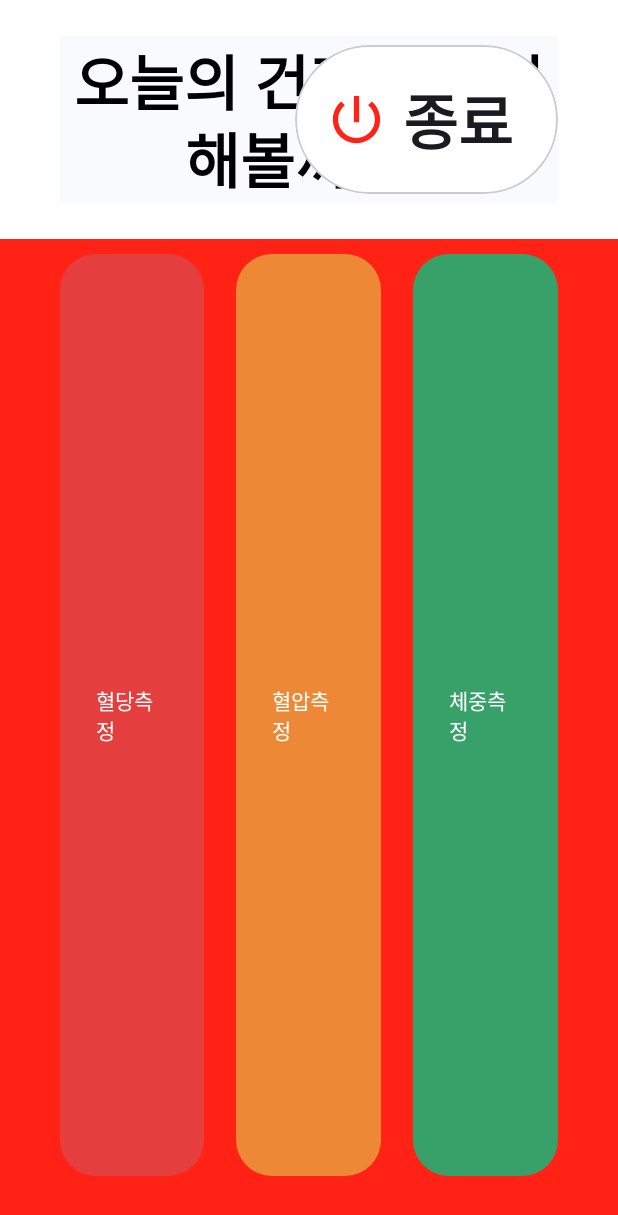
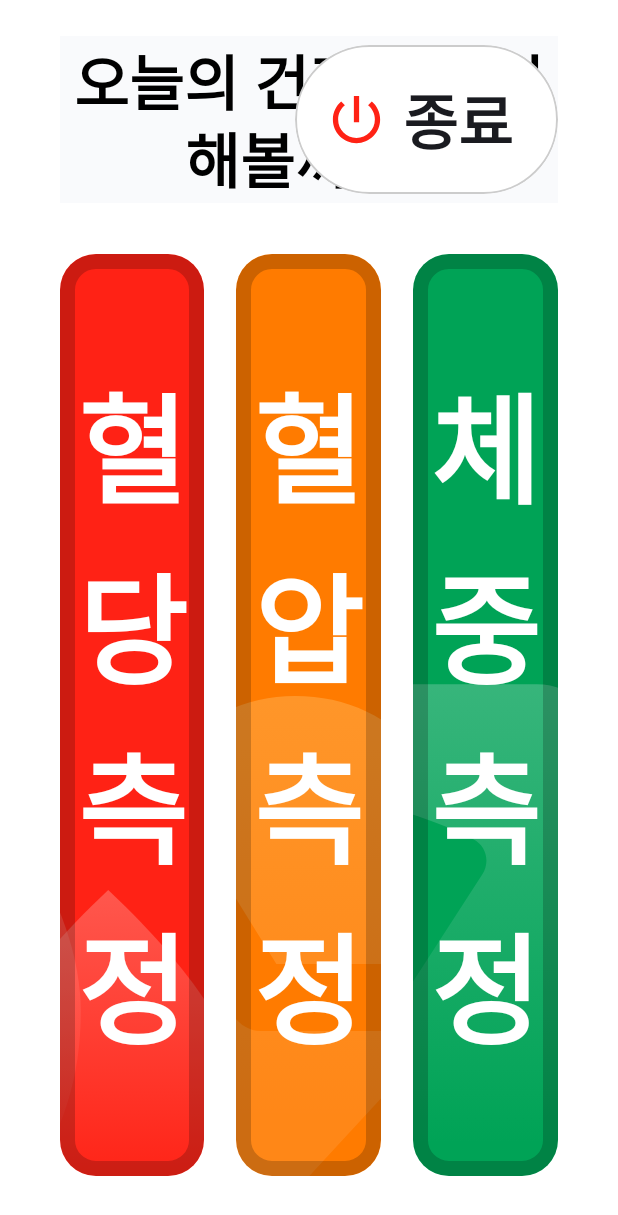
Before and after one commit to qkrtnfks128/MyApplication, an Android app built with Jetpack Compose: the @Preview function MainScreenPreview, on a phone screen of 412 x 824 dp. Shown: the top 1215 px of the screen. Run offline under Robolectric (Android 15) with nearby library versions, the phone set to English and light mode, and no system bars; Roboto replaces fonts that are not available here.

Commit message:
메인 페이지 ui

```diff
--- a/app/src/main/java/com/example/myapplication/manager/SelectedMeasurementStore.kt
+++ b/app/src/main/java/com/example/myapplication/manager/SelectedMeasurementStore.kt
@@ -1,6 +1,6 @@
 package com.example.myapplication.manager
 
-import com.example.myapplication.page.measurement.MeasurementType
+import com.example.myapplication.model.MeasurementType
 import kotlinx.coroutines.flow.MutableStateFlow
 import kotlinx.coroutines.flow.StateFlow
 import kotlinx.coroutines.flow.asStateFlow
--- /dev/null
+++ b/app/src/main/java/com/example/myapplication/model/MeasurementType.kt
@@ -0,0 +1,9 @@
+package com.example.myapplication.model
+
+enum class MeasurementType { BloodSugar, BloodPressure, Weight }
+
+fun MeasurementType.displayName(): String = when (this) {
+    MeasurementType.BloodSugar -> "혈당"
+    MeasurementType.BloodPressure -> "혈압"
+    MeasurementType.Weight -> "체중"
+}
--- a/app/src/main/java/com/example/myapplication/navigation/AppNavigation.kt
+++ b/app/src/main/java/com/example/myapplication/navigation/AppNavigation.kt
@@ -18,7 +18,7 @@ import com.example.myapplication.model.UserListResult
 // no nav arguments used; passing complex object via SavedStateHandle
 import com.example.myapplication.page.login.PhoneAuthScreen
 import com.example.myapplication.page.measurement.MeasurementScreen
-import com.example.myapplication.page.measurement.MeasurementType
+import com.example.myapplication.model.MeasurementType
 import com.example.myapplication.page.login.DetectingScreen
 
 
--- a/app/src/main/java/com/example/myapplication/page/MainScreen.kt
+++ b/app/src/main/java/com/example/myapplication/page/MainScreen.kt
@@ -11,6 +11,9 @@ import androidx.compose.runtime.LaunchedEffect
 import androidx.compose.ui.Alignment
 import androidx.compose.ui.Modifier
 import androidx.compose.ui.draw.clip
+import androidx.compose.ui.draw.paint
+import androidx.compose.ui.layout.ContentScale
+import androidx.compose.ui.res.painterResource
 import androidx.compose.ui.graphics.Color
 import androidx.compose.ui.text.font.Font
 import androidx.compose.ui.text.font.FontFamily
@@ -34,8 +37,13 @@ import com.example.myapplication.manager.SelectedMeasurementStore
 import com.example.myapplication.manager.SelectedOrgStore
 import com.example.myapplication.manager.SelectedUserStore
 import com.example.myapplication.navigation.LocalAppNavController
-import com.example.myapplication.page.measurement.MeasurementType
+import com.example.myapplication.model.MeasurementType
+import com.example.myapplication.model.displayName
 import com.example.myapplication.utils.LogManager
+import androidx.compose.foundation.border
+import androidx.compose.foundation.layout.PaddingValues
+import com.example.myapplication.ui.theme.Stroke
+import com.example.myapplication.ui.theme.b1
 
 
 // MainScreen은 메인 화면으로, 혈당, 혈압, 체중 측정 버튼을 포함합니다.
@@ -107,7 +115,7 @@ fun MainScreen(navController: NavController) {
 
         Row(
             modifier = Modifier
-                .fillMaxWidth().fillMaxHeight().background(CustomColor.red)
+                .fillMaxWidth().fillMaxHeight()
                 .padding(start = 40.dp, top = 10.dp, end = 40.dp, bottom = 40.dp),
             horizontalArrangement = Arrangement.spacedBy(21.dp)
         ) {
@@ -139,22 +147,42 @@ fun MeasurementButton(
     navController: NavController,
     modifier: Modifier = Modifier
 ) {
-    val (title: String, backgroundColor: Color) = when (type) {
-        MeasurementType.BloodSugar -> "혈당" to Color(0xFFE53E3E)
-        MeasurementType.BloodPressure -> "혈압" to Color(0xFFED8936)
-        MeasurementType.Weight -> "체중" to Color(0xFF38A169)
+    val title: String = type.displayName()
+
+
+    val shape = RoundedCornerShape(24.dp)
+    val bgPainter = when (type) {
+        MeasurementType.BloodSugar -> painterResource(R.drawable.blood_sugar)
+        MeasurementType.BloodPressure -> painterResource(R.drawable.blood_pressure)
+        MeasurementType.Weight -> painterResource(R.drawable.weight)
     }
 
     Button(
         onClick = {
             LogManager.userAction(MAIN_SCREEN_TAG, "$title 측정 버튼 클릭")
-            navigateToMeasurement(navController, type)
+
+            // 혈당 측정일 때 다이얼로그로 측정시기(식전/식후) 선택, 아니면 기존 플로우
+            if (type == MeasurementType.BloodSugar) {
+
+            }else{
+
+                navigateToMeasurement(navController, type)
+            }
         },
-        modifier = modifier.fillMaxHeight(),
-        colors = ButtonDefaults.buttonColors(containerColor = backgroundColor),
-        shape = RoundedCornerShape(24.dp)
+		modifier = modifier
+			.fillMaxHeight()
+			.clip(shape)
+			.paint(bgPainter, contentScale = ContentScale.Crop)
+			.border(10.dp, Stroke.black20, shape),
+        colors = ButtonDefaults.buttonColors(containerColor = Color.Transparent),
+        shape = shape,
+        contentPadding = PaddingValues(0.dp)
     ) {
-        Text(text = title+"측정",style=MaterialTheme.typography.b1,color=CustomColor.white)
+        Text(
+            text = "$title\n측정",
+            style = MaterialTheme.typography.b1,
+            color = CustomColor.white
+        )
     }
 }
 
--- a/app/src/main/java/com/example/myapplication/page/measurement/MeasuermentScreen.kt
+++ b/app/src/main/java/com/example/myapplication/page/measurement/MeasuermentScreen.kt
@@ -23,8 +23,8 @@ import com.example.myapplication.components.LeftButtonType
 import com.example.myapplication.manager.SelectedUserStore
 import com.example.myapplication.navigation.LocalAppNavController
 import com.example.myapplication.ui.theme.MyApplicationTheme
-
-enum class MeasurementType { BloodSugar, BloodPressure, Weight }
+import com.example.myapplication.model.MeasurementType
+import com.example.myapplication.model.displayName
 
 @Composable
 fun MeasurementScreen(
@@ -47,12 +47,6 @@ fun MeasurementScreen(
 
         Spacer(modifier = Modifier.height(12.dp))
 
-        val title: String = when (type) {
-            MeasurementType.BloodSugar -> "혈당측정을\n시작해보세요!"
-            MeasurementType.BloodPressure -> "혈압측정을\n시작해보세요!"
-            MeasurementType.Weight -> "체중측정을\n시작해보세요!"
-        }
-
         Row(
             modifier = Modifier
                 .fillMaxWidth()
@@ -60,7 +54,7 @@ fun MeasurementScreen(
             verticalAlignment = Alignment.CenterVertically
         ) {
             Column(modifier = Modifier.weight(1f)) {
-                Text(text = title, style = MaterialTheme.typography.headlineLarge)
+                Text(text = type.displayName(), style = MaterialTheme.typography.headlineLarge)
                 Spacer(modifier = Modifier.height(16.dp))
                 Surface(
                     modifier = Modifier
--- a/app/src/main/java/com/example/myapplication/viewmodel/login/UserResultViewModel.kt
+++ b/app/src/main/java/com/example/myapplication/viewmodel/login/UserResultViewModel.kt
@@ -11,7 +11,7 @@ import kotlinx.coroutines.flow.MutableStateFlow
 import kotlinx.coroutines.flow.StateFlow
 import kotlinx.coroutines.flow.asStateFlow
 import androidx.navigation.NavController
-import com.example.myapplication.page.measurement.MeasurementType
+import com.example.myapplication.model.MeasurementType
 
 data class UserResultUiState(
     val items: List<UserListItem>
--- /dev/null
+++ b/app/src/main/res/drawable/blood_pressure.xml
@@ -0,0 +1,29 @@
+<vector xmlns:android="http://schemas.android.com/apk/res/android"
+    xmlns:aapt="http://schemas.android.com/aapt"
+    android:width="302dp"
+    android:height="420dp"
+    android:viewportWidth="302"
+    android:viewportHeight="420">
+  <group>
+    <clip-path
+        android:pathData="M0.67,0h300.67v420h-300.67z"/>
+    <path
+        android:pathData="M0.67,0h300.67v420h-300.67z"
+        android:fillColor="#FF7B00"/>
+    <path
+        android:pathData="M144.87,201.38C168.45,201.38 188.2,210.79 204.12,229.61C220.04,248.43 228,270.8 228,296.74C228,301.31 227.76,305.83 227.29,310.28C226.82,314.73 225.99,319.11 224.82,323.44H136.38L112.32,284.53C111.14,282.5 109.49,280.85 107.37,279.57C105.25,278.3 103.01,277.67 100.65,277.67C97.58,277.67 94.81,278.68 92.34,280.72C89.86,282.75 88.15,285.3 87.21,288.35L68.11,350.14L55.72,330.3C54.54,328.27 52.89,326.61 50.77,325.34C48.65,324.07 46.41,323.44 44.05,323.44H-51.82C-53,319.11 -53.82,314.73 -54.29,310.28C-54.76,305.83 -55,301.44 -55,297.12C-55,270.93 -47.1,248.43 -31.3,229.61C-15.5,210.79 4.19,201.38 27.78,201.38C39.1,201.38 49.77,203.8 59.79,208.63C69.81,213.46 78.72,220.2 86.5,228.85C94.05,220.2 102.83,213.46 112.85,208.63C122.88,203.8 133.55,201.38 144.87,201.38ZM86.5,476C82.25,476 78.19,475.17 74.3,473.52C70.4,471.87 66.93,469.39 63.86,466.08L-30.94,363.48C-32.36,361.96 -33.66,360.43 -34.84,358.91C-36.02,357.38 -37.19,355.73 -38.37,353.95H36.27L60.32,392.85C61.5,394.89 63.15,396.54 65.28,397.81C67.4,399.08 69.64,399.72 72,399.72C75.06,399.72 77.89,398.7 80.49,396.67C83.08,394.63 84.85,392.09 85.79,389.04L104.89,327.25L116.92,347.08C118.34,349.12 120.11,350.77 122.23,352.04C124.35,353.31 126.59,353.95 128.95,353.95H211.02L207.48,358.53L203.95,363.1L108.79,466.08C105.72,469.39 102.3,471.87 98.53,473.52C94.75,475.17 90.75,476 86.5,476Z"
+        android:fillAlpha="0.42">
+      <aapt:attr name="android:fillColor">
+        <gradient
+            android:startX="86.5"
+            android:startY="201.38"
+            android:endX="86.5"
+            android:endY="391.34"
+            android:type="linear">
+          <item android:offset="0" android:color="#FFFFBB62"/>
+          <item android:offset="1" android:color="#38FFFFFF"/>
+        </gradient>
+      </aapt:attr>
+    </path>
+  </group>
+</vector>
--- /dev/null
+++ b/app/src/main/res/drawable/blood_sugar.xml
@@ -0,0 +1,44 @@
+<vector xmlns:android="http://schemas.android.com/apk/res/android"
+    xmlns:aapt="http://schemas.android.com/aapt"
+    android:width="301dp"
+    android:height="420dp"
+    android:viewportWidth="301"
+    android:viewportHeight="420">
+  <group>
+    <clip-path
+        android:pathData="M0,0h300.67v420h-300.67z"/>
+    <path
+        android:pathData="M0,0h300.67v420h-300.67z"
+        android:fillColor="#FF2215"/>
+    <path
+        android:pathData="M17,171.23C-56.29,238.36 -93,296.34 -93,345.33C-93,418.8 -40.75,466.31 17,466.31C74.75,466.31 127,418.8 127,345.33C127,296.34 90.29,238.36 17,171.23Z"
+        android:fillAlpha="0.44">
+      <aapt:attr name="android:fillColor">
+        <gradient
+            android:startX="17"
+            android:startY="229"
+            android:endX="16.96"
+            android:endY="419"
+            android:type="linear">
+          <item android:offset="0" android:color="#FFFFA19B"/>
+          <item android:offset="1" android:color="#00FFFFFF"/>
+        </gradient>
+      </aapt:attr>
+    </path>
+    <path
+        android:pathData="M139.5,289.69C97.19,329.63 76,364.12 76,393.26C76,436.97 106.16,465.23 139.5,465.23C172.84,465.23 203,436.97 203,393.26C203,364.12 181.81,329.63 139.5,289.69Z"
+        android:fillAlpha="0.46">
+      <aapt:attr name="android:fillColor">
+        <gradient
+            android:startX="139.5"
+            android:startY="289.69"
+            android:endX="139.5"
+            android:endY="424.81"
+            android:type="linear">
+          <item android:offset="0" android:color="#FFFF9690"/>
+          <item android:offset="1" android:color="#00FFFFFF"/>
+        </gradient>
+      </aapt:attr>
+    </path>
+  </group>
+</vector>
--- /dev/null
+++ b/app/src/main/res/drawable/weight.xml
@@ -0,0 +1,28 @@
+<vector xmlns:android="http://schemas.android.com/apk/res/android"
+    xmlns:aapt="http://schemas.android.com/aapt"
+    android:width="301dp"
+    android:height="420dp"
+    android:viewportWidth="301"
+    android:viewportHeight="420">
+  <group>
+    <clip-path
+        android:pathData="M0.33,0h300.67v420h-300.67z"/>
+    <path
+        android:pathData="M0.33,0h300.67v420h-300.67z"
+        android:fillColor="#00A356"/>
+    <path
+        android:pathData="M174,196C190.57,196 204,209.43 204,226V446C204,462.57 190.57,476 174,476H-46C-62.57,476 -76,462.57 -76,446V226C-76,209.43 -62.57,196 -46,196H174ZM64,246.13C32.1,246.13 1.16,257.54 -17.01,266.55C-23.02,269.53 -24.72,277.04 -21.08,282.67L11.03,332.35C13.24,335.77 17.03,337.83 21.1,337.83H51.43L82.21,284.51L108.69,299.8L86.73,337.83H106.9C110.97,337.83 114.76,335.77 116.97,332.35L149.07,282.67C152.72,277.04 151.02,269.53 145.01,266.55C126.84,257.54 95.9,246.13 64,246.13Z">
+      <aapt:attr name="android:fillColor">
+        <gradient
+            android:startX="64"
+            android:startY="196"
+            android:endX="64"
+            android:endY="405"
+            android:type="linear">
+          <item android:offset="0" android:color="#FF37B57B"/>
+          <item android:offset="1" android:color="#00FFFFFF"/>
+        </gradient>
+      </aapt:attr>
+    </path>
+  </group>
+</vector>
```
